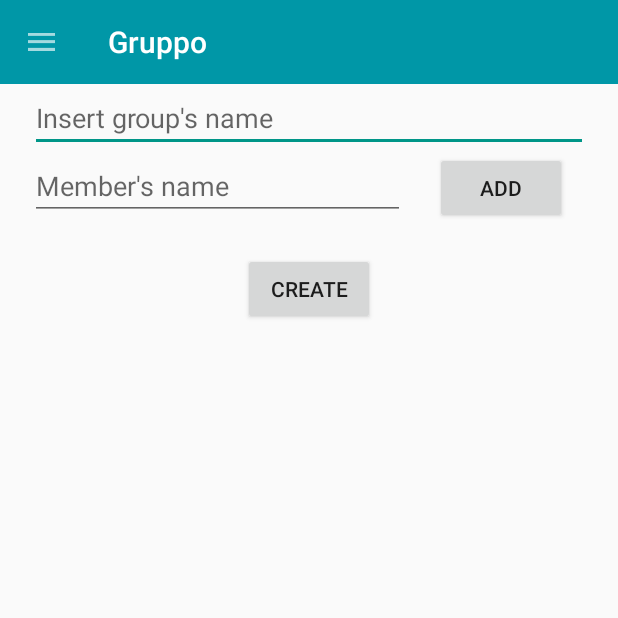
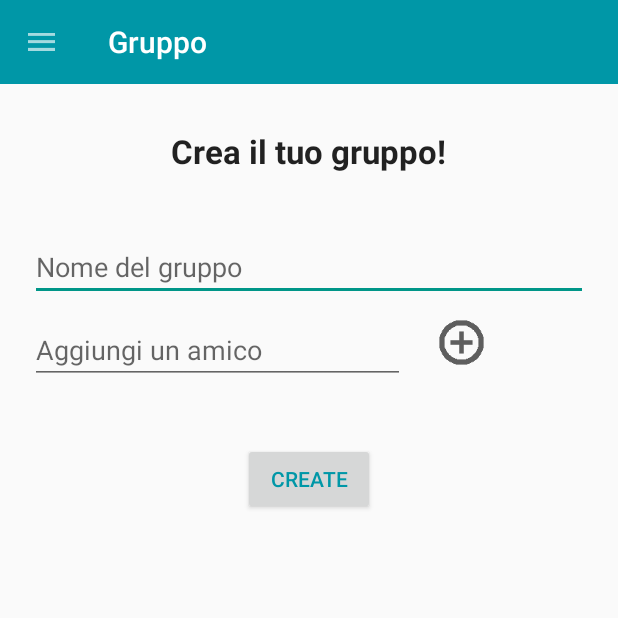
Before and after one commit to FraMonde/Progetto, an Android app: the fragment GroupFragment placed in its activity, in the side drawer, after a tap on "Gruppo", on a phone screen of 412 x 824 dp, the top half of it. Run offline under Robolectric (Android 15) with nearby library versions, the light colour scheme and no system bars; libraries missing offline, so code that uses them is left out: com.parse; 8 statements that could not run were skipped.

Commit message:
no message

```diff
--- a/ParseStarterProject/src/main/java/com/parse/starter/GroupFragment.java
+++ b/ParseStarterProject/src/main/java/com/parse/starter/GroupFragment.java
@@ -30,6 +30,8 @@ public class GroupFragment extends Fragment implements View.OnClickListener {
     TextView memberAddedText;
     Button createButton;
     Button addButton;
+
+    private OnGroupFragmentInteractionListener myListener;
 
     public static GroupFragment newInstance() {
 
@@ -70,6 +72,7 @@ public class GroupFragment extends Fragment implements View.OnClickListener {
     @Override
     public void onDetach() {
         super.onDetach();
+        myListener = null;
     }
 
     @Override
@@ -82,6 +85,10 @@ public class GroupFragment extends Fragment implements View.OnClickListener {
             case R.id.createGroup_bt:
                 String groupName = nameText.getText().toString();
                 createGroup(groupName, members);
+                myListener = (OnGroupFragmentInteractionListener)getActivity();
+                if(myListener != null) {
+                    myListener.onCreateGroupButtonClick();
+                }
                 break;
             default:
                 throw new RuntimeException("Unknow button ID");
@@ -147,4 +154,8 @@ public class GroupFragment extends Fragment implements View.OnClickListener {
 
         group.saveInBackground();
     }
+
+    public interface OnGroupFragmentInteractionListener {
+        public void onCreateGroupButtonClick();
+    }
 }
--- a/ParseStarterProject/src/main/java/com/parse/starter/HomeFragment.java
+++ b/ParseStarterProject/src/main/java/com/parse/starter/HomeFragment.java
@@ -7,7 +7,6 @@ import android.view.LayoutInflater;
 import android.view.View;
 import android.view.ViewGroup;
 import android.widget.CheckBox;
-import android.widget.RadioButton;
 import android.widget.Toast;
 
 
--- a/ParseStarterProject/src/main/java/com/parse/starter/Main2Activity.java
+++ b/ParseStarterProject/src/main/java/com/parse/starter/Main2Activity.java
@@ -19,7 +19,7 @@ import android.widget.Toast;
 
 import com.parse.ParseUser;
 
-public class Main2Activity extends AppCompatActivity implements HomeFragment.OnHomeFragmentInteractionListener {
+public class Main2Activity extends AppCompatActivity implements HomeFragment.OnHomeFragmentInteractionListener, GroupFragment.OnGroupFragmentInteractionListener {
 
     private DrawerLayout mDrawer;
     private NavigationView nvDrawer;
@@ -173,4 +173,12 @@ public class Main2Activity extends AppCompatActivity implements HomeFragment.OnH
             }
         }
     }
+
+    //Interface OnGroupFragmentInteractionListener's methods
+    @Override
+    public void onCreateGroupButtonClick() {
+        MyGroupFragment fragment = MyGroupFragment.newInstance();
+        FragmentManager fragmentManager = getSupportFragmentManager();
+        fragmentManager.beginTransaction().replace(R.id.flContent, fragment).commit();
+    }
 }
--- a/ParseStarterProject/src/main/java/com/parse/starter/MyGroupFragment.java
+++ b/ParseStarterProject/src/main/java/com/parse/starter/MyGroupFragment.java
@@ -1,11 +1,15 @@
 package com.parse.starter;
 
+import android.content.Intent;
 import android.os.Bundle;
 import android.support.v4.app.Fragment;
+import android.support.v4.app.FragmentTabHost;
 import android.view.LayoutInflater;
 import android.view.View;
 import android.view.ViewGroup;
+import android.widget.TabHost;
 import android.widget.Toast;
+import android.widget.TabHost.TabSpec;
 
 import com.parse.FindCallback;
 import com.parse.ParseException;
@@ -36,7 +40,9 @@ public class MyGroupFragment extends Fragment {
                              Bundle savedInstanceState) {
         getGroupMember();
         // Inflate the layout for this fragment
-        return inflater.inflate(R.layout.fragment_my_group, container, false);
+        View rootView = inflater.inflate(R.layout.fragment_my_group, container, false);
+
+        return rootView;
     }
 
     @Override
--- a/ParseStarterProject/src/main/res/layout/fragment_group.xml
+++ b/ParseStarterProject/src/main/res/layout/fragment_group.xml
@@ -6,45 +6,61 @@
     tools:context="com.parse.starter.GroupFragment">
 
 
+    <TextView
+        android:id="@+id/textView"
+        android:layout_width="wrap_content"
+        android:layout_height="wrap_content"
+        android:layout_gravity="center"
+        android:layout_marginBottom="40dp"
+        android:layout_marginTop="30dp"
+        android:text="Crea il tuo gruppo!"
+        android:textAppearance="?android:attr/textAppearanceLarge"
+        android:textStyle="bold" />
+
     <EditText
+        android:id="@+id/groupName_et"
         android:layout_width="match_parent"
         android:layout_height="wrap_content"
-        android:id="@+id/groupName_et"
         android:layout_gravity="center_horizontal"
+        android:layout_marginBottom="10dp"
         android:layout_marginLeft="20dp"
         android:layout_marginRight="20dp"
-        android:hint="Insert group&apos;s name" />
+        android:hint="Nome del gruppo" />
 
     <LinearLayout
-        android:orientation="horizontal"
         android:layout_width="match_parent"
-        android:layout_height="wrap_content">
+        android:layout_height="wrap_content"
+        android:orientation="horizontal">
 
         <EditText
+            android:id="@+id/memberName_et"
             android:layout_width="250dp"
             android:layout_height="wrap_content"
-            android:id="@+id/memberName_et"
+            android:layout_gravity="center_horizontal"
             android:layout_marginLeft="20dp"
             android:layout_marginRight="20dp"
-            android:layout_gravity="center_horizontal"
-            android:hint="Member's name" />
+            android:hint="Aggiungi un amico" />
 
         <Button
-            android:layout_width="wrap_content"
-            android:layout_height="wrap_content"
-            android:text="Add"
-            android:id="@+id/add_bt" />
+            android:id="@+id/add_bt"
+            android:layout_width="35dp"
+            android:layout_height="35dp"
+            android:background="@drawable/ic_add" />
     </LinearLayout>
 
     <TextView
+        android:id="@+id/member_tv"
         android:layout_width="wrap_content"
         android:layout_height="wrap_content"
-        android:id="@+id/member_tv" />
+        android:layout_marginLeft="20dp"
+        android:layout_marginRight="20dp"
+        android:layout_marginTop="20dp" />
 
     <Button
+        android:id="@+id/createGroup_bt"
         android:layout_width="wrap_content"
         android:layout_height="wrap_content"
+        android:layout_gravity="center_horizontal"
         android:text="Create"
-        android:id="@+id/createGroup_bt"
-        android:layout_gravity="center_horizontal" />
+        android:textColor="#0097A7" />
 </LinearLayout>
--- a/ParseStarterProject/src/main/res/layout/fragment_my_group.xml
+++ b/ParseStarterProject/src/main/res/layout/fragment_my_group.xml
@@ -5,6 +5,4 @@
     android:orientation="vertical"
     tools:context="com.parse.starter.MyGroupFragment">
 
-    <!-- TODO: Update blank fragment layout -->
-
 </LinearLayout>
```
Also changed, not shown: ParseStarterProject/src/main/res/drawable-hdpi/ic_add.png (added), ParseStarterProject/src/main/res/drawable-mdpi/ic_add.png (added), ParseStarterProject/src/main/res/drawable-xhdpi/ic_add.png (added), ParseStarterProject/src/main/res/drawable-xxhdpi/ic_add.png (added), 30 other files.
